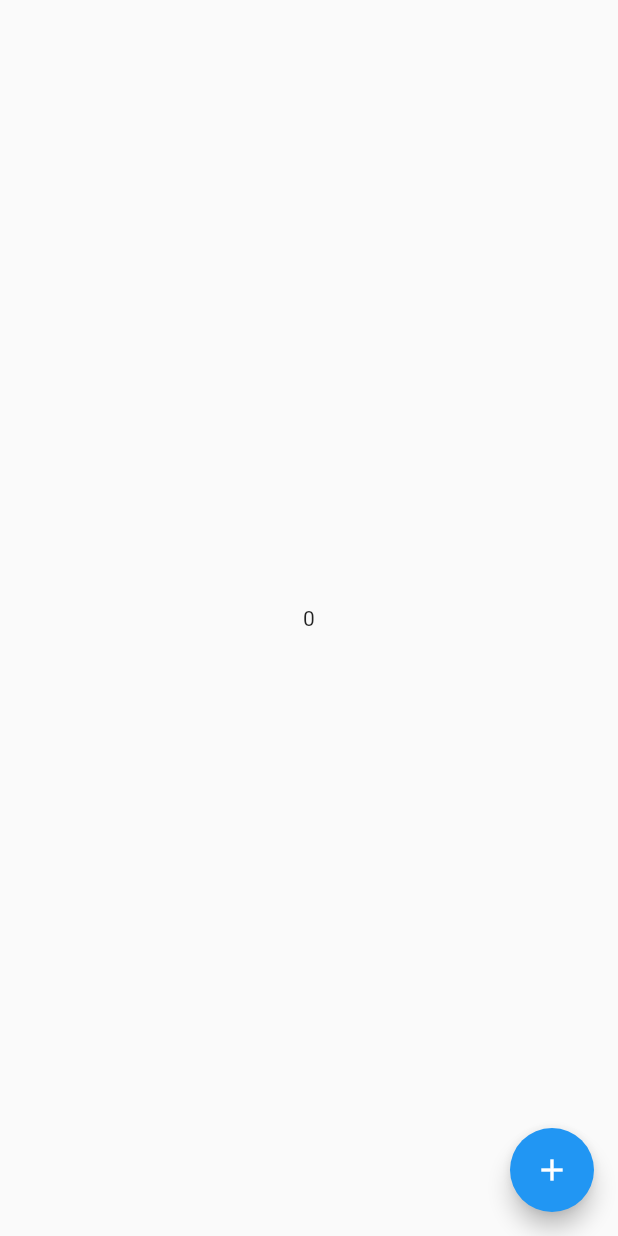
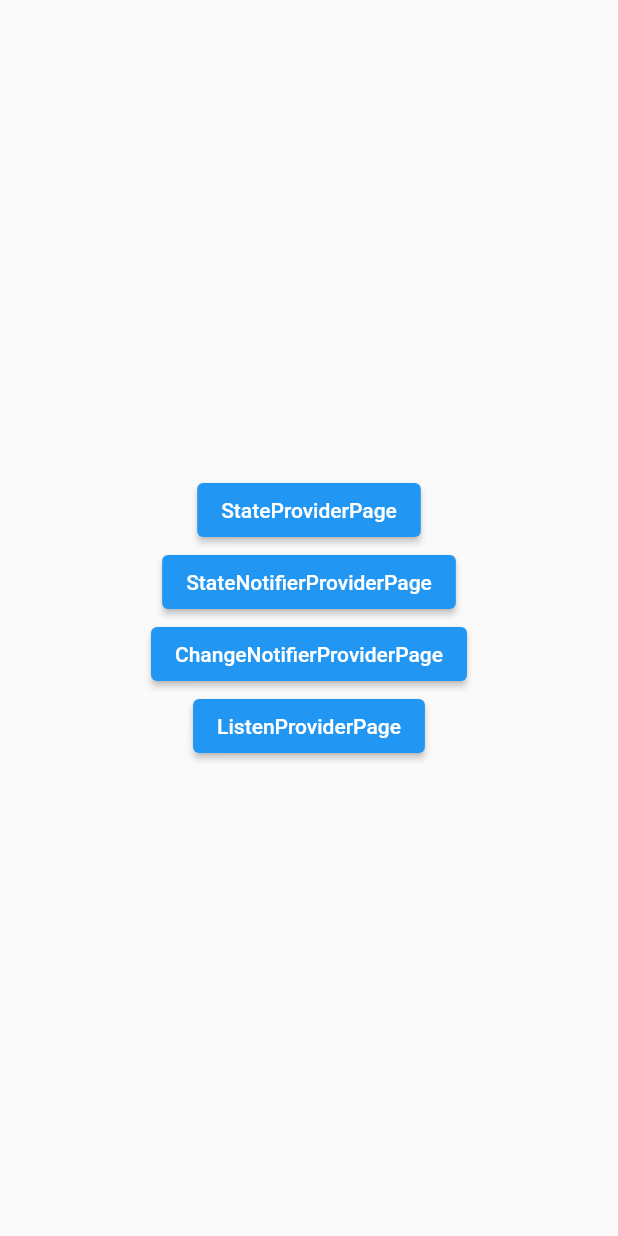
Before and after one commit to kk0nd0/study_riverpod, a Flutter app: the screen it shows after launch, on a phone screen of 412 x 824 dp. Run offline on Flutter 3.47's test engine with Material 2 defaults, Android fonts, the phone set to English and light mode, and no system bars; our stand-ins replace hooks_riverpod.

Commit message:
add provider

```diff
--- a/lib/presentation/pages/home_page.dart
+++ b/lib/presentation/pages/home_page.dart
@@ -1,22 +1,55 @@
 import 'package:flutter/material.dart';
 import 'package:hooks_riverpod/hooks_riverpod.dart';
-
-final counterProvider = StateProvider((ref) => 0);
+import 'package:study_riverpod/presentation/pages/riverpod/change_notifier_provider_page.dart';
+import 'package:study_riverpod/presentation/pages/riverpod/listen_provider_page.dart';
+import 'package:study_riverpod/presentation/pages/riverpod/state_notifier_provider_page.dart';
+import 'package:study_riverpod/presentation/pages/riverpod/state_provider_page.dart';
 
 class HomePage extends ConsumerWidget {
   const HomePage({Key? key}) : super(key: key);
 
   @override
   Widget build(BuildContext context, WidgetRef ref) {
-    final count = ref.watch(counterProvider);
     return MaterialApp(
       home: Scaffold(
         body: Center(
-          child: Text('$count'),
-        ),
-        floatingActionButton: FloatingActionButton(
-          onPressed: () => ref.read(counterProvider.state).state++,
-          child: const Icon(Icons.add),
+          child: Column(
+            mainAxisAlignment: MainAxisAlignment.center,
+            children: [
+              ElevatedButton(
+                onPressed: () => Navigator.push(
+                  context,
+                  MaterialPageRoute(
+                      builder: (context) => const StateProviderPage()),
+                ),
+                child: const Text('StateProviderPage'),
+              ),
+              ElevatedButton(
+                onPressed: () => Navigator.push(
+                  context,
+                  MaterialPageRoute(
+                      builder: (context) => const StateNotifierProviderPage()),
+                ),
+                child: const Text('StateNotifierProviderPage'),
+              ),
+              ElevatedButton(
+                onPressed: () => Navigator.push(
+                  context,
+                  MaterialPageRoute(
+                      builder: (context) => const ChangeNotifierProviderPage()),
+                ),
+                child: const Text('ChangeNotifierProviderPage'),
+              ),
+              ElevatedButton(
+                onPressed: () => Navigator.push(
+                  context,
+                  MaterialPageRoute(
+                      builder: (context) => const ListenProviderPage()),
+                ),
+                child: const Text('ListenProviderPage'),
+              ),
+            ],
+          ),
         ),
       ),
     );
--- /dev/null
+++ b/lib/presentation/util/provider.dart
@@ -0,0 +1,4 @@
+import 'package:flutter/material.dart';
+import 'package:hooks_riverpod/hooks_riverpod.dart';
+
+final navigatorKeyProvider = Provider((_) => GlobalKey<NavigatorState>());
```
Also changed, not shown: lib/presentation/pages/riverpod/change_notifier_provider_page.dart (added, +40 -0 lines), lib/presentation/pages/riverpod/listen_provider_page.dart (added, +55 -0 lines), lib/presentation/pages/riverpod/state_notifier_provider_page.dart (added, +39 -0 lines), lib/presentation/pages/riverpod/state_provider_page.dart (added, +30 -0 lines).
